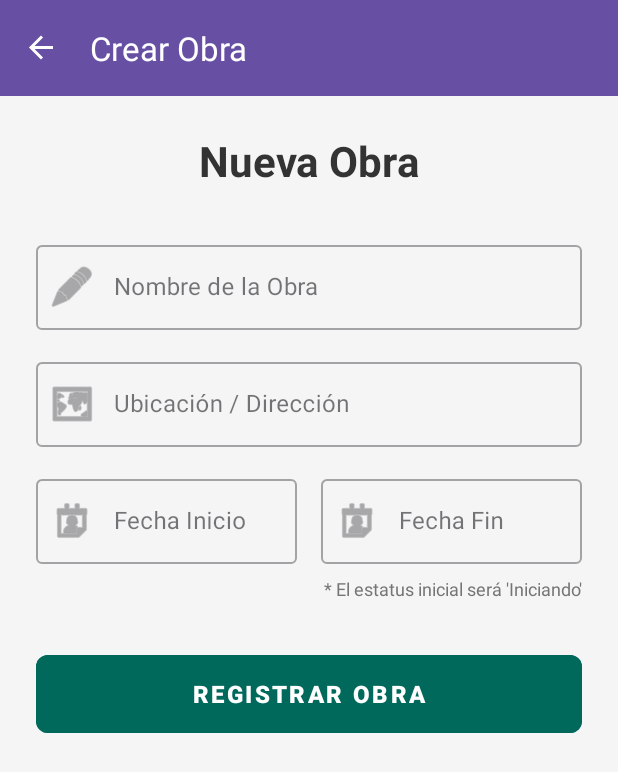
After one commit to annapa0/GestorOP, an Android app: the CrearObraFragment screen opened through its navigation route, on a phone screen of 412 x 824 dp. The commit adds this screen. Shown: the top 772 px of the screen. Run offline under Robolectric (Android 15) with nearby library versions, the phone set to English and light mode, and no system bars; our stand-ins replace Firebase (no records; nobody signed in at launch, a user with empty details on screens opened directly), navigation-ui.

Commit message:
creacion de obra

```diff
--- a/app/src/main/java/com/example/gestorop/ui/OpcionesFragment.java
+++ b/app/src/main/java/com/example/gestorop/ui/OpcionesFragment.java
@@ -23,6 +23,7 @@ public class OpcionesFragment extends Fragment {
         Button btnPerfil = view.findViewById(R.id.btnPerfil);
         Button btnCrearUsuario = view.findViewById(R.id.btnCrearUsuario);
         Button btnCerrar = view.findViewById(R.id.btnCerrarSesion);
+        Button btnCreaObra = view.findViewById(R.id.btnCreaObra);
 
         btnPerfil.setOnClickListener(v ->
                 Navigation.findNavController(requireActivity(), R.id.nav_host_fragment)
@@ -34,6 +35,11 @@ public class OpcionesFragment extends Fragment {
                         .navigate(R.id.crearUsuarioFragment)
         );
 
+        btnCreaObra.setOnClickListener(v ->
+            Navigation.findNavController(requireActivity(), R.id.nav_host_fragment)
+                    .navigate(R.id.crearObraFragment)
+        );
+
         btnCerrar.setOnClickListener(v -> {
             // Aquí agregas tu lógica para cerrar sesión
         });
--- /dev/null
+++ b/app/src/main/res/layout/fragment_crear_obra.xml
@@ -0,0 +1,133 @@
+<?xml version="1.0" encoding="utf-8"?>
+<ScrollView xmlns:android="http://schemas.android.com/apk/res/android"
+    xmlns:app="http://schemas.android.com/apk/res-auto"
+    android:layout_width="match_parent"
+    android:layout_height="match_parent"
+    android:background="#F5F5F5"
+    android:fillViewport="true">
+
+    <LinearLayout
+        android:layout_width="match_parent"
+        android:layout_height="wrap_content"
+        android:orientation="vertical"
+        android:padding="24dp">
+
+        <TextView
+            android:layout_width="match_parent"
+            android:layout_height="wrap_content"
+            android:layout_marginBottom="32dp"
+            android:gravity="center_horizontal"
+            android:text="Nueva Obra"
+            android:textColor="#333333"
+            android:textSize="28sp"
+            android:textStyle="bold" />
+
+        <com.google.android.material.textfield.TextInputLayout
+            style="@style/Widget.MaterialComponents.TextInputLayout.OutlinedBox"
+            android:layout_width="match_parent"
+            android:layout_height="wrap_content"
+            android:layout_marginBottom="16dp"
+            android:hint="Nombre de la Obra"
+            app:startIconDrawable="@android:drawable/ic_menu_edit">
+
+            <com.google.android.material.textfield.TextInputEditText
+                android:id="@+id/etNombreObra"
+                android:layout_width="match_parent"
+                android:layout_height="wrap_content"
+                android:inputType="textCapWords"
+                android:maxLines="1" />
+        </com.google.android.material.textfield.TextInputLayout>
+
+        <com.google.android.material.textfield.TextInputLayout
+            style="@style/Widget.MaterialComponents.TextInputLayout.OutlinedBox"
+            android:layout_width="match_parent"
+            android:layout_height="wrap_content"
+            android:layout_marginBottom="16dp"
+            android:hint="Ubicación / Dirección"
+            app:startIconDrawable="@android:drawable/ic_menu_mapmode">
+
+            <com.google.android.material.textfield.TextInputEditText
+                android:id="@+id/etUbicacionObra"
+                android:layout_width="match_parent"
+                android:layout_height="wrap_content"
+                android:inputType="textPostalAddress"
+                android:maxLines="2" />
+        </com.google.android.material.textfield.TextInputLayout>
+
+        <LinearLayout
+            android:layout_width="match_parent"
+            android:layout_height="wrap_content"
+            android:baselineAligned="false"
+            android:orientation="horizontal">
+
+            <com.google.android.material.textfield.TextInputLayout
+                style="@style/Widget.MaterialComponents.TextInputLayout.OutlinedBox"
+                android:layout_width="0dp"
+                android:layout_height="wrap_content"
+                android:layout_marginEnd="8dp"
+                android:layout_weight="1"
+                android:hint="Fecha Inicio"
+                app:startIconDrawable="@android:drawable/ic_menu_my_calendar">
+
+                <com.google.android.material.textfield.TextInputEditText
+                    android:id="@+id/etFechaInicio"
+                    android:layout_width="match_parent"
+                    android:layout_height="wrap_content"
+                    android:clickable="true"
+                    android:focusable="false"
+                    android:inputType="date" />
+            </com.google.android.material.textfield.TextInputLayout>
+
+            <com.google.android.material.textfield.TextInputLayout
+                style="@style/Widget.MaterialComponents.TextInputLayout.OutlinedBox"
+                android:layout_width="0dp"
+                android:layout_height="wrap_content"
+                android:layout_marginStart="8dp"
+                android:layout_weight="1"
+                android:hint="Fecha Fin"
+                app:startIconDrawable="@android:drawable/ic_menu_my_calendar">
+
+                <com.google.android.material.textfield.TextInputEditText
+                    android:id="@+id/etFechaFin"
+                    android:layout_width="match_parent"
+                    android:layout_height="wrap_content"
+                    android:clickable="true"
+                    android:focusable="false"
+                    android:inputType="date" />
+            </com.google.android.material.textfield.TextInputLayout>
+        </LinearLayout>
+
+        <TextView
+            android:layout_width="match_parent"
+            android:layout_height="wrap_content"
+            android:layout_marginTop="8dp"
+            android:text="* El estatus inicial será 'Iniciando'"
+            android:textColor="#757575"
+            android:textSize="12sp"
+            android:gravity="end"/>
+
+        <Space
+            android:layout_width="match_parent"
+            android:layout_height="32dp" />
+
+        <Button
+            android:id="@+id/btnGuardarObra"
+            android:layout_width="match_parent"
+            android:layout_height="60dp"
+            android:backgroundTint="#00695C"
+            android:text="REGISTRAR OBRA"
+            android:letterSpacing="0.1"
+            android:textSize="16sp"
+            android:textStyle="bold"
+            app:cornerRadius="8dp" />
+
+        <ProgressBar
+            android:id="@+id/progressBar"
+            android:layout_width="wrap_content"
+            android:layout_height="wrap_content"
+            android:layout_gravity="center"
+            android:layout_marginTop="16dp"
+            android:visibility="gone" />
+
+    </LinearLayout>
+</ScrollView>
--- a/app/src/main/res/layout/fragment_opciones.xml
+++ b/app/src/main/res/layout/fragment_opciones.xml
@@ -20,6 +20,11 @@
             android:layout_width="match_parent"
             android:layout_height="wrap_content"
             android:text="Crear usuario" />
+        <Button
+            android:id="@+id/btnCreaObra"
+            android:layout_width="match_parent"
+            android:layout_height="wrap_content"
+            android:text="Crear obra" />
 
         <Button
             android:id="@+id/btnCerrarSesion"
--- a/app/src/main/res/navigation/nav_graph.xml
+++ b/app/src/main/res/navigation/nav_graph.xml
@@ -17,4 +17,11 @@
         android:label="Crear Usuario"
         tools:layout="@layout/fragment_crear_usuario" />
 
+    <fragment
+        android:id="@+id/crearObraFragment"
+        android:name="com.example.gestorop.ui.CrearObraFragment"
+        android:label="Crear Obra"
+        tools:layout="@layout/fragment_crear_obra" />
+
+
 </navigation>
```
Also changed, not shown: app/src/main/java/com/example/gestorop/model/Obra.java (+21 -15 lines), app/src/main/java/com/example/gestorop/ui/CrearObraFragment.java (added, +176 -0 lines), app/src/main/res/menu/menu_lateral.xml (+0 -7 lines).
